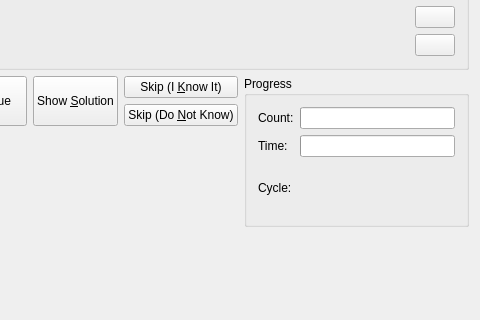
Before: the Qt Designer form src/practiceold/MCQueryDlgForm.ui in KDE/parley, drawn with Qt 5; both pictures show x 334 to 814 and y 155 to 475 of the 814 by 592 pixel window.
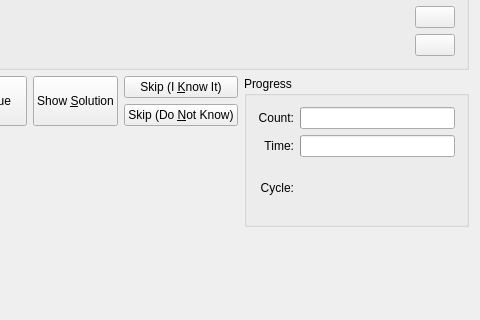
After: the same form once the commit is applied.

Commit message: make some dialog labels right aligned

Diff of the .ui file:
```diff
--- a/src/practiceold/MCQueryDlgForm.ui
+++ b/src/practiceold/MCQueryDlgForm.ui
@@ -330,6 +330,9 @@
             <property name="text" >
              <string>Count:</string>
             </property>
+            <property name="alignment" >
+             <set>Qt::AlignRight|Qt::AlignTrailing|Qt::AlignVCenter</set>
+            </property>
            </widget>
           </item>
           <item row="1" column="0" >
@@ -343,6 +346,9 @@
             <property name="text" >
              <string>Time:</string>
             </property>
+            <property name="alignment" >
+             <set>Qt::AlignRight|Qt::AlignTrailing|Qt::AlignVCenter</set>
+            </property>
            </widget>
           </item>
           <item row="2" column="0" >
@@ -353,6 +359,9 @@
             <property name="text" >
              <string>Cycle:</string>
             </property>
+            <property name="alignment" >
+             <set>Qt::AlignRight|Qt::AlignTrailing|Qt::AlignVCenter</set>
+            </property>
            </widget>
           </item>
           <item row="2" column="1" >
```
The commit also changes 15 other files.
